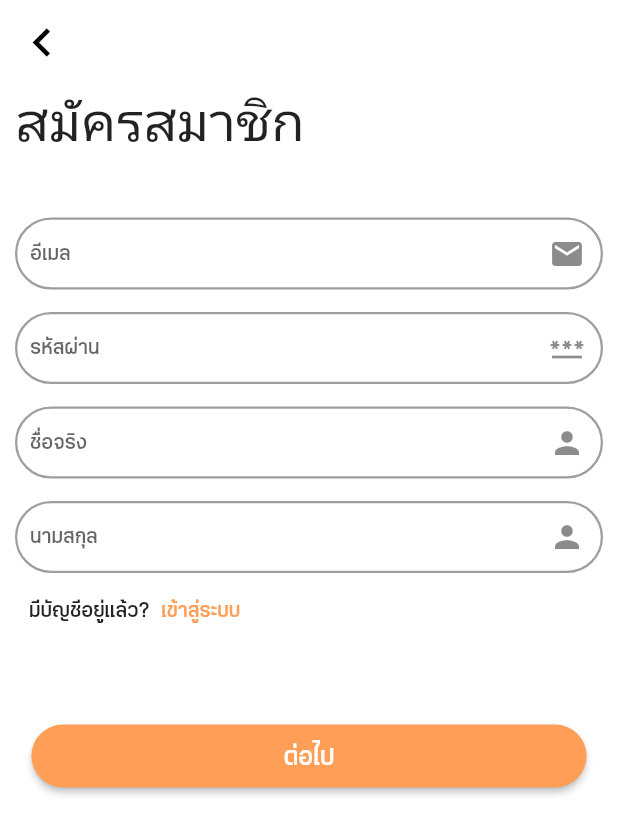
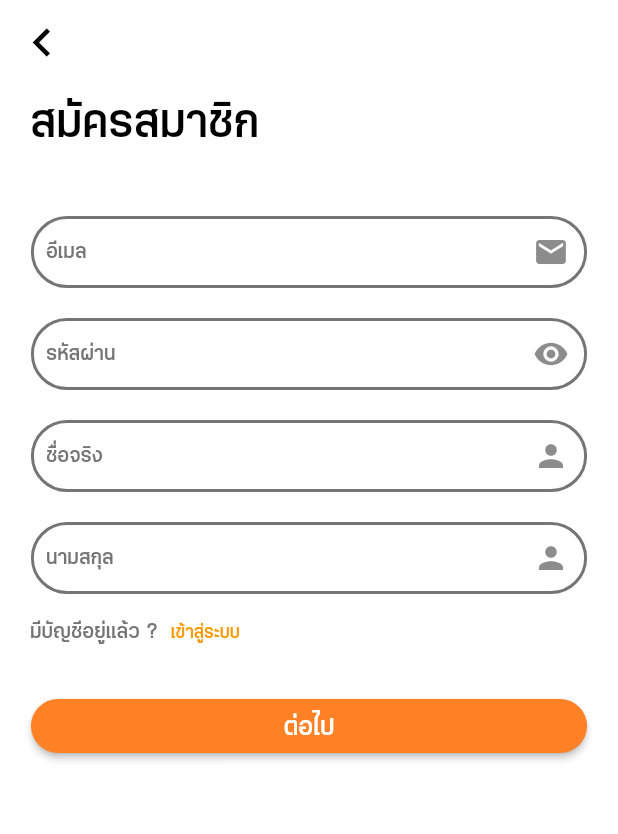
Before and after one commit to wongkhamdee/Numfu-delivery, a Flutter app: the screen it shows after launch, after a tap on "สมัครสมาชิก", on a phone screen of 412 x 824 dp. Shown: the top 834 px of the screen. Run offline on Flutter 3.47's test engine with Material 2 defaults, Android fonts, the light colour scheme and no system bars; our stand-ins replace flutter_otp_text_field, geolocator, google_fonts, google_maps_flutter, hive, hive_flutter; accounts and stored records are empty; Roboto replaces fonts that are missing (Prompt).

Commit message:
เพิ่มแผนที่ API google
กำหนด Permission ของแผนที่
ยังไม่สามารถเลือกที่อยู่ได้
จัดระเบียบโค้ดในหน้าต่างๆ

```diff
--- a/Code/numful/lib/main.dart
+++ b/Code/numful/lib/main.dart
@@ -1,7 +1,11 @@
 import 'package:flutter/material.dart';
+import 'package:numful/screen/OTP.dart';
+import 'package:numful/screen/OTP2.dart';
 import 'package:numful/screen/authen.dart';
 import 'package:google_fonts/google_fonts.dart';
+import 'package:numful/screen/forgetpass.dart';
 import 'package:numful/screen/login.dart';
+import 'package:numful/screen/register.dart';
 import 'package:numful/utility/my_constant.dart';
 import 'package:hive/hive.dart';
 import 'package:hive_flutter/hive_flutter.dart';
@@ -10,6 +14,10 @@ import 'package:hive_flutter/hive_flutter.dart';
 
 final Map<String, WidgetBuilder> map = {
   '/login': (BuildContext Context) => Login(),
+  '/register': (BuildContext Context) => Register(),
+  '/OTP': (BuildContext Context) => Otp(),
+  '/OTP2': (BuildContext Context) => Otp2(),
+  '/forgetpass': (BuildContext Context) => Forgetpass(),
 };
 
 String? initlalRoute;
--- a/Code/numful/lib/screen/index.dart
+++ b/Code/numful/lib/screen/index.dart
@@ -1,6 +1,6 @@
 import 'package:flutter/material.dart';
 import 'package:google_fonts/google_fonts.dart';
-import 'package:numful/screen/forgetpass.dart';
+import 'package:numful/screen/location.dart';
 import 'package:numful/utility/my_constant.dart';
 
 class Index extends StatefulWidget {
@@ -62,7 +62,7 @@ class _IndexState extends State<Index> {
                           onPressed: () {
                             Navigator.push(context,
                                 MaterialPageRoute(builder: (context) {
-                              return Forgetpass();
+                              return Location();
                             }));
                           },
                           child: const Text(
--- a/Code/numful/lib/screen/register.dart
+++ b/Code/numful/lib/screen/register.dart
@@ -2,6 +2,8 @@ import 'package:flutter/material.dart';
 import 'package:numful/screen/OTP.dart';
 import 'package:google_fonts/google_fonts.dart';
 import 'package:numful/screen/login.dart';
+import 'package:numful/utility/my_constant.dart';
+import 'package:numful/widgets/show_title.dart';
 
 class Register extends StatefulWidget {
   @override
@@ -9,8 +11,10 @@ class Register extends StatefulWidget {
 }
 
 class _RegisterState extends State<Register> {
+  bool statusRedEye = true;
   @override
   Widget build(BuildContext context) {
+    double size = MediaQuery.of(context).size.width;
     return Scaffold(
       backgroundColor: Colors.white,
       appBar: AppBar(
@@ -25,165 +29,199 @@ class _RegisterState extends State<Register> {
         backgroundColor: Colors.white,
         elevation: 0,
       ),
-      body: Padding(
-        padding: const EdgeInsets.fromLTRB(10, 0, 10, 0),
-        child: SingleChildScrollView(
-          //ป้องกันตอนย้อนกลับมาปุ่ม overflow
-          child: Column(
+      body: GestureDetector(
+        onTap: () => FocusScope.of(context).requestFocus(FocusNode()),
+        behavior: HitTestBehavior.opaque,
+        child: ListView(
           children: [
-              /* Image.asset(
-                "img/logo.png",
-                height: 100,
-              ),*/
+            buildTextreg('สมัครสมาชิก'),
+            buildEmail(size),
+            buildPassword(size),
+            buildFirstName(size),
+            buildLastName(size),
+            buildLogin(context),
+            buildNext(size),
+          ],
+        ),
+      ),
+    );
+  }
 
+  Container buildTextreg(String title) {
+    return Container(
+      margin: EdgeInsets.only(left: 20),
+      child: ShowTitle(
+        title: title,
+        textStyle: MyCostant().h1tStyle(),
+      ),
+    );
+  }
+
+  Row buildEmail(double size) {
+    return Row(
+      mainAxisAlignment: MainAxisAlignment.center,
+      children: [
         Container(
-                  child: Row(
-                mainAxisAlignment: MainAxisAlignment.spaceBetween,
-                children: <Widget>[
-                  Text(
-                    "สมัครสมาชิก",
-                    style:
-                        GoogleFonts.prompt(textStyle: TextStyle(fontSize: 36)),
-                  ),
-                ],
-              )),
-              SizedBox(
-                height: 40,
-              ),
-              TextField(
-                cursorHeight: 20,
+          margin: EdgeInsets.only(top: 40),
+          width: size * 0.9,
+          child: TextFormField(
             decoration: InputDecoration(
+              labelStyle: MyCostant().h4Style(),
               labelText: 'อีเมล',
               hintText: "กรอกอีเมลของคุณ",
               suffixIcon: Icon(Icons.email),
               contentPadding:
                   const EdgeInsets.symmetric(vertical: 10, horizontal: 10),
-                  border: OutlineInputBorder(
-                    borderRadius: BorderRadius.circular(30),
-                    borderSide: BorderSide(color: Colors.grey, width: 2),
-                  ),
               enabledBorder: OutlineInputBorder(
-                    borderRadius: BorderRadius.circular(30),
-                    borderSide: BorderSide(color: Colors.grey, width: 1.5),
+                  borderSide: BorderSide(color: MyCostant.dark, width: 2),
+                  borderRadius: BorderRadius.circular(30)),
+              focusedBorder: OutlineInputBorder(
+                  borderSide: BorderSide(color: MyCostant.light, width: 2),
+                  borderRadius: BorderRadius.circular(30)),
             ),
           ),
         ),
-              SizedBox(
-                height: 15,
+      ],
+    );
+  }
+
+  Row buildPassword(double size) {
+    return Row(
+      mainAxisAlignment: MainAxisAlignment.center,
+      children: [
+        Container(
+          margin: EdgeInsets.only(top: 20),
+          width: size * 0.9,
+          child: TextFormField(
+            obscureText: statusRedEye,
+            decoration: InputDecoration(
+              suffixIcon: IconButton(
+                onPressed: () {
+                  setState(() {
+                    statusRedEye = !statusRedEye;
+                  });
+                },
+                icon: statusRedEye
+                    ? Icon(
+                        Icons.remove_red_eye,
+                      )
+                    : Icon(
+                        Icons.remove_red_eye_outlined,
                       ),
-              TextField(
-                cursorHeight: 20,
-                decoration: InputDecoration(
+              ),
+              labelStyle: MyCostant().h4Style(),
               labelText: 'รหัสผ่าน',
               hintText: "กรอกรหัสผ่านของคุณ",
-                  suffixIcon: Icon(Icons.password),
               contentPadding:
                   const EdgeInsets.symmetric(vertical: 10, horizontal: 10),
-                  border: OutlineInputBorder(
-                    borderRadius: BorderRadius.circular(30),
-                    borderSide: BorderSide(color: Colors.grey, width: 2),
-                  ),
               enabledBorder: OutlineInputBorder(
-                    borderRadius: BorderRadius.circular(30),
-                    borderSide: BorderSide(color: Colors.grey, width: 1.5),
+                  borderSide: BorderSide(color: MyCostant.dark, width: 2),
+                  borderRadius: BorderRadius.circular(30)),
+              focusedBorder: OutlineInputBorder(
+                  borderSide: BorderSide(color: MyCostant.light, width: 2),
+                  borderRadius: BorderRadius.circular(30)),
             ),
           ),
         ),
-              SizedBox(
-                height: 15,
-              ),
-              TextField(
-                cursorHeight: 20,
+      ],
+    );
+  }
+
+  Row buildFirstName(double size) {
+    return Row(
+      mainAxisAlignment: MainAxisAlignment.center,
+      children: [
+        Container(
+          margin: EdgeInsets.only(top: 20),
+          width: size * 0.9,
+          child: TextFormField(
             decoration: InputDecoration(
+              labelStyle: MyCostant().h4Style(),
               labelText: 'ชื่อจริง',
-                  hintText: "กรอกชื่อจริงของคุณ",
+              hintText: "กรอกชื่อของคุณ",
               suffixIcon: Icon(Icons.person),
               contentPadding:
                   const EdgeInsets.symmetric(vertical: 10, horizontal: 10),
-                  border: OutlineInputBorder(
-                    borderRadius: BorderRadius.circular(30),
-                    borderSide: BorderSide(color: Colors.grey, width: 2),
-                  ),
               enabledBorder: OutlineInputBorder(
-                    borderRadius: BorderRadius.circular(30),
-                    borderSide: BorderSide(color: Colors.grey, width: 1.5),
+                  borderSide: BorderSide(color: MyCostant.dark, width: 2),
+                  borderRadius: BorderRadius.circular(30)),
+              focusedBorder: OutlineInputBorder(
+                  borderSide: BorderSide(color: MyCostant.light, width: 2),
+                  borderRadius: BorderRadius.circular(30)),
             ),
           ),
         ),
-              SizedBox(
-                height: 15,
-              ),
-              TextField(
-                cursorHeight: 20,
+      ],
+    );
+  }
+
+  Row buildLastName(double size) {
+    return Row(
+      mainAxisAlignment: MainAxisAlignment.center,
+      children: [
+        Container(
+          margin: EdgeInsets.only(top: 20),
+          width: size * 0.9,
+          child: TextFormField(
             decoration: InputDecoration(
+              labelStyle: MyCostant().h4Style(),
               labelText: 'นามสกุล',
               hintText: "กรอกนามสกุลของคุณ",
               suffixIcon: Icon(Icons.person),
               contentPadding:
                   const EdgeInsets.symmetric(vertical: 10, horizontal: 10),
-                  border: OutlineInputBorder(
-                    borderRadius: BorderRadius.circular(30),
-                    borderSide: BorderSide(color: Colors.grey, width: 2),
-                  ),
               enabledBorder: OutlineInputBorder(
-                    borderRadius: BorderRadius.circular(30),
-                    borderSide: BorderSide(color: Colors.grey, width: 1.5),
-                  ),
-                ),
-              ),
-              Container(
-                  child: Row(
-                children: <Widget>[
-                  Text(
-                    "  มีบัญชีอยู่แล้ว?",
-                    style: TextStyle(
-                      fontSize: 16,
-                    ),
-                  ),
-                  TextButton(
-                    style: TextButton.styleFrom(
-                      textStyle: const TextStyle(fontFamily: 'MN'),
-                    ),
-                    onPressed: () {
-                      Navigator.push(context,
-                          MaterialPageRoute(builder: (context) {
-                        return Login();
-                      }));
-                    },
-                    child: const Text(
-                      'เข้าสู่ระบบ',
-                      style: TextStyle(
-                        color: Color(0xFFFF9E57),
-                        fontSize: 16,
+                  borderSide: BorderSide(color: MyCostant.dark, width: 2),
+                  borderRadius: BorderRadius.circular(30)),
+              focusedBorder: OutlineInputBorder(
+                  borderSide: BorderSide(color: MyCostant.light, width: 2),
+                  borderRadius: BorderRadius.circular(30)),
             ),
           ),
         ),
       ],
-              )),
-              SizedBox(
-                height: 50,
+    );
+  }
+
+  Container buildLogin(BuildContext context) {
+    return Container(
+      margin: EdgeInsets.symmetric(horizontal: 20),
+      child: Row(
+        children: [
+          ShowTitle(
+            title: 'มีบัญชีอยู่แล้ว ?',
+            textStyle: MyCostant().h4Style(),
           ),
-              ElevatedButton(
-                style: ElevatedButton.styleFrom(
-                    primary: Color.fromARGB(255, 255, 158, 87),
-                    padding: const EdgeInsets.symmetric(
-                        horizontal: 168, vertical: 8),
-                    textStyle: const TextStyle(fontSize: 20),
-                    shape: RoundedRectangleBorder(
-                        borderRadius: BorderRadius.circular(50))),
-                child: const Text('ต่อไป',
-                    style: TextStyle(
-                        fontFamily: 'MN', fontSize: 20, color: Colors.white)),
+          TextButton(
+            onPressed: () => Navigator.pushNamed(context, MyCostant.routelogin),
+            child: Text('เข้าสู่ระบบ'),
+          ),
+        ],
+      ),
+    );
+  }
+
+  Row buildNext(double size) {
+    return Row(
+      mainAxisAlignment: MainAxisAlignment.center,
+      children: [
+        Container(
+          margin: EdgeInsets.only(top: 16),
+          width: size * 0.9,
+          child: ElevatedButton(
+            style: MyCostant().myButtonStyle(),
             onPressed: () {
               Navigator.push(context, MaterialPageRoute(builder: (context) {
                 return Otp();
               }));
             },
-              ),
-            ],
+            child: ShowTitle(
+              title: 'ต่อไป',
+              textStyle: MyCostant().h5button(),
             ),
           ),
         ),
+      ],
     );
   }
 }
--- a/Code/numful/lib/utility/my_constant.dart
+++ b/Code/numful/lib/utility/my_constant.dart
@@ -7,6 +7,10 @@ class MyCostant {
 
   // Route
   static String routelogin = '/login';
+  static String routeregister = '/register';
+  static String routeOTP = '/OTP';
+  static String routeOTP2 = '/OTP2';
+  static String routeforgetpass = '/forgetpass';
 
   // Image
   static String logo = 'img/logo.png';
@@ -26,6 +30,12 @@ class MyCostant {
         fontFamily: GoogleFonts.khand().fontFamily,
       );
 
+  TextStyle h1tStyle() => TextStyle(
+        fontSize: 36,
+        color: black,
+        fontWeight: FontWeight.normal,
+      );
+
   TextStyle h2Style() => TextStyle(
         fontSize: 25,
         color: black,
@@ -34,7 +44,7 @@ class MyCostant {
   TextStyle h3Style() => TextStyle(
         fontSize: 18,
         color: black,
-        fontWeight: FontWeight.w700,
+        fontWeight: FontWeight.normal,
       );
   TextStyle h4Style() => TextStyle(
         fontSize: 16,
--- a/Code/numful/pubspec.yaml
+++ b/Code/numful/pubspec.yaml
@@ -41,6 +41,9 @@ dependencies:
   pinput: ^2.2.12
   hive:
   hive_flutter:
+  geolocator: ^9.0.1
+  google_maps_flutter: ^2.2.0
+
 
 dev_dependencies:
   flutter_test:
```
Also changed, not shown: Code/numful/lib/screen/OTP.dart (+68 -52 lines), Code/numful/lib/screen/OTP2.dart (+28 -27 lines), Code/numful/lib/screen/location.dart (added, +116 -0 lines), Code/numful/lib/screen/login.dart (+9 -39 lines), Code/numful/lib/utility/my_dialog.dart (added, +31 -0 lines), Code/numful/lib/widgets/show_progress.dart (added, +15 -0 lines), Code/numful/pubspec.lock, 5 other files. Lines whose indentation alone changed are shown as unchanged.
